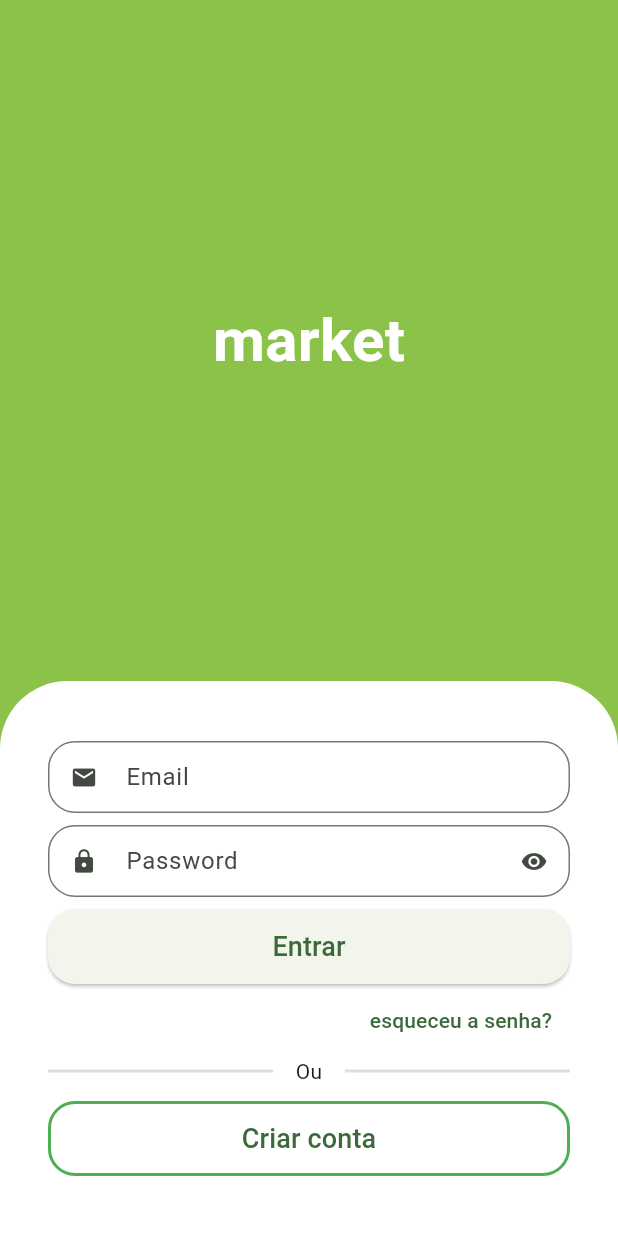
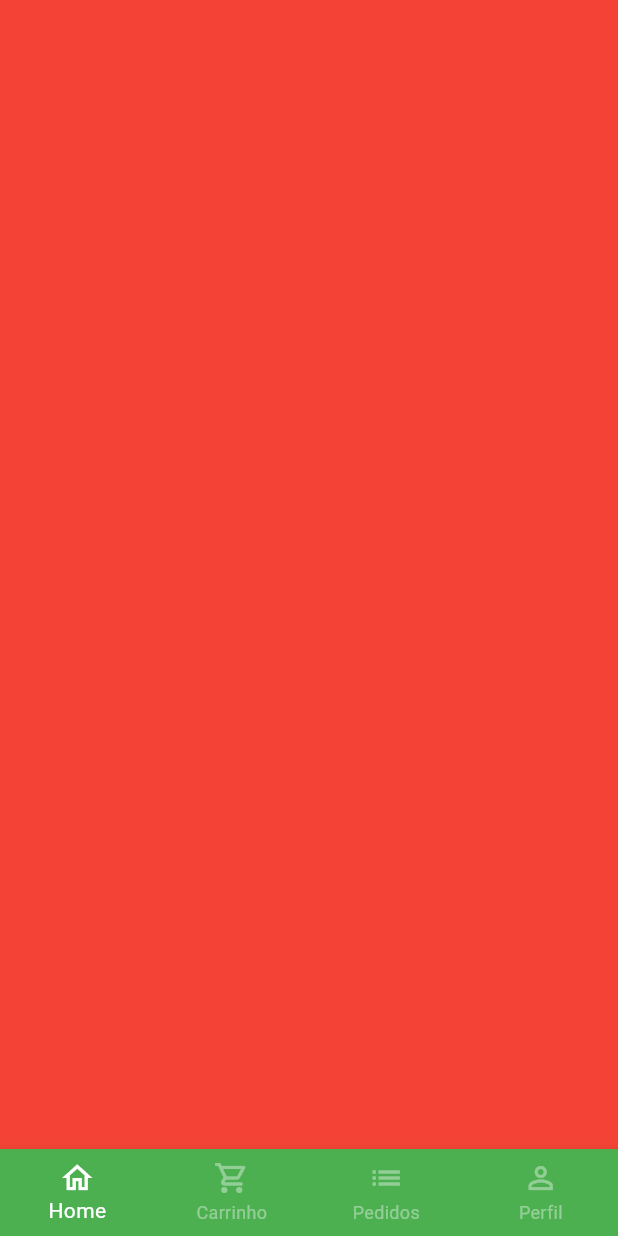
Before and after one commit to GabrielNinow/MarketApp, a Flutter app: the screen it shows after launch, after a tap on "Entrar", on a phone screen of 412 x 824 dp. Run offline on Flutter 3.47's test engine with Material 2 defaults, Android fonts, the phone set to English and light mode, and no system bars.

```diff
--- a/lib/src/auth/sign_in_screen.dart
+++ b/lib/src/auth/sign_in_screen.dart
@@ -1,5 +1,6 @@
 import 'package:flutter/material.dart';
 import 'package:market/src/auth/sing_up_screen.dart';
+import 'package:market/src/base/base_screen.dart';
 import 'package:market/src/config/custom_colors.dart';
 import './components/custom_text_field.dart';
 
@@ -56,7 +57,12 @@ class SignInScreen extends StatelessWidget {
                     style: ElevatedButton.styleFrom(
                         shape: RoundedRectangleBorder(
                             borderRadius: BorderRadius.circular(18))),
-                    onPressed: () {},
+                    onPressed: () {
+                      Navigator.of(context)
+                          .pushReplacement(MaterialPageRoute(builder: (c) {
+                        return BaseScreen();
+                      }));
+                    },
                     child: const Text(
                       'Entrar',
                       style: TextStyle(
@@ -110,7 +116,7 @@ class SignInScreen extends StatelessWidget {
                     onPressed: () {
                       Navigator.of(context)
                           .push(MaterialPageRoute(builder: (c) {
-                        return SignUpScreen();
+                        return const SignUpScreen();
                       }));
                     },
                     child: const Text(
--- /dev/null
+++ b/lib/src/base/base_screen.dart
@@ -0,0 +1,49 @@
+import 'package:flutter/material.dart';
+
+class BaseScreen extends StatefulWidget {
+  BaseScreen({super.key});
+
+  @override
+  State<BaseScreen> createState() => _BaseScreenState();
+}
+
+class _BaseScreenState extends State<BaseScreen> {
+  int currentIndex = 0;
+  final pageController = PageController(
+
+  );
+
+  @override
+  Widget build(BuildContext context) {
+    return Scaffold(
+      body: PageView(
+        physics: const NeverScrollableScrollPhysics(),
+        controller: pageController,
+        children: [
+          Container(color: Colors.red),
+          Container(color: Colors.green),
+          Container(color: Colors.blue),
+          Container(color: Colors.white),
+        ],
+      ),
+      bottomNavigationBar: BottomNavigationBar(
+        currentIndex: currentIndex,
+        onTap: (index) {
+          setState(() {
+            currentIndex = index;
+            pageController.jumpToPage(index);
+          });
+        },
+        type: BottomNavigationBarType.fixed,
+        backgroundColor: Colors.green,
+        selectedItemColor: Colors.white,
+        unselectedItemColor: Colors.white.withAlpha(100),
+        items: [BottomNavigationBarItem(icon: Icon(Icons.home_outlined), label: 'Home'),
+          BottomNavigationBarItem(icon: Icon(Icons.shopping_cart_outlined), label: 'Carrinho'),
+          BottomNavigationBarItem(icon: Icon(Icons.list), label: 'Pedidos'),
+          BottomNavigationBarItem(icon: Icon(Icons.person_outline), label: 'Perfil'),
+        ],
+      ),
+    );
+  }
+}
```
